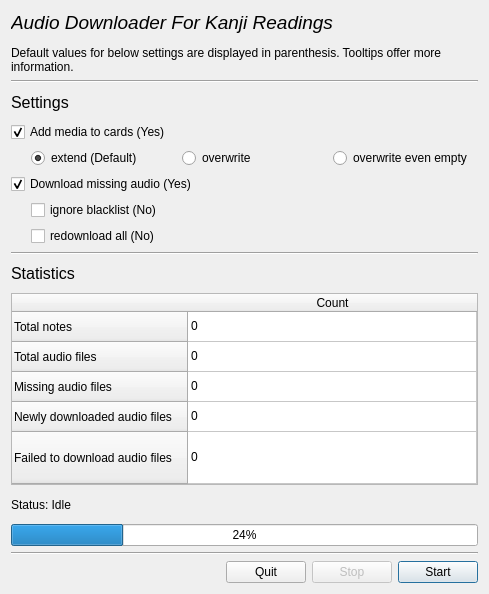
Before: the Qt Designer form readings_audio/gui_download_design.ui in klieret/anki-readings-audio, drawn with Qt 5.
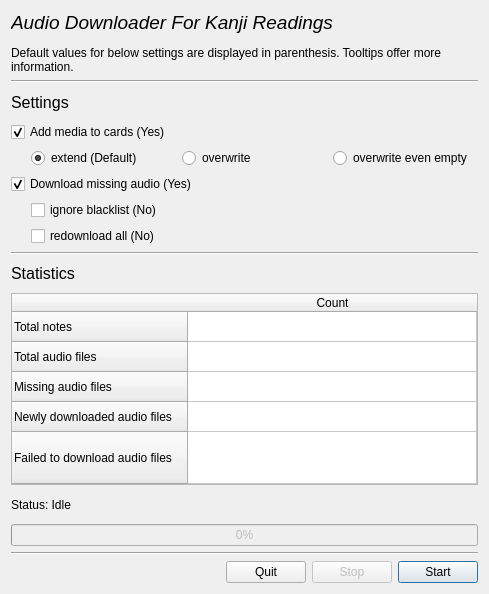
After: the same form once the commit is applied. Icons and pictures are not drawn.

Commit message: demo loop in download_ui

```diff
--- a/readings_audio/gui_download_design.ui
+++ b/readings_audio/gui_download_design.ui
@@ -295,27 +295,27 @@
      </column>
      <item row="0" column="0">
       <property name="text">
-       <string>0</string>
+       <string/>
       </property>
      </item>
      <item row="1" column="0">
       <property name="text">
-       <string>0</string>
+       <string/>
       </property>
      </item>
      <item row="2" column="0">
       <property name="text">
-       <string>0</string>
+       <string/>
       </property>
      </item>
      <item row="3" column="0">
       <property name="text">
-       <string>0</string>
+       <string/>
       </property>
      </item>
      <item row="4" column="0">
       <property name="text">
-       <string>0</string>
+       <string/>
       </property>
      </item>
     </widget>
@@ -329,8 +329,14 @@
    </item>
    <item>
     <widget class="QProgressBar" name="progressBar">
+     <property name="enabled">
+      <bool>false</bool>
+     </property>
      <property name="value">
-      <number>24</number>
+      <number>0</number>
+     </property>
+     <property name="textVisible">
+      <bool>true</bool>
      </property>
     </widget>
    </item>
```
Left out of the diff: 12 changed lines with no effect on the pictures. The commit also changes 2 other files.
